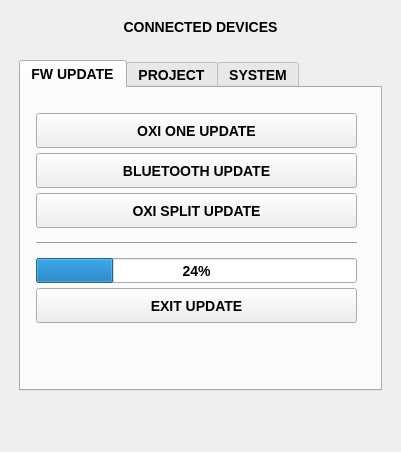
Before: the Qt Designer form apps/oxi_desktop/mainwindow.ui in OXI-Instruments/OXI-Desktop, drawn with Qt 5.
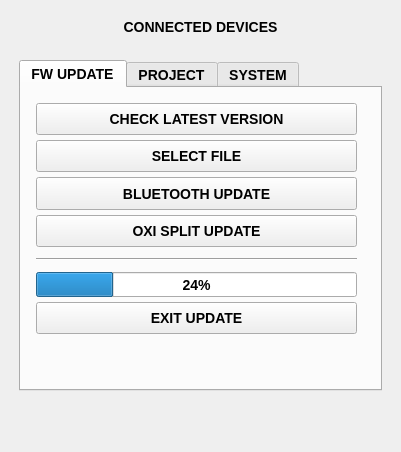
After: the same form once the commit is applied. The open tabs and pages were chosen to show the change. Icons and pictures are not drawn.

Patch:
```diff
--- a/apps/oxi_desktop/mainwindow.ui
+++ b/apps/oxi_desktop/mainwindow.ui
@@ -141,9 +141,9 @@
           <property name="geometry">
            <rect>
             <x>10</x>
-            <y>20</y>
+            <y>10</y>
             <width>331</width>
-            <height>221</height>
+            <height>241</height>
            </rect>
           </property>
           <layout class="QVBoxLayout" name="verticalLayout">
@@ -165,6 +165,31 @@
            <property name="bottomMargin">
             <number>5</number>
            </property>
+           <item>
+            <widget class="QPushButton" name="gotoOXIBootloaderButton_2">
+             <property name="sizePolicy">
+              <sizepolicy hsizetype="Minimum" vsizetype="Maximum">
+               <horstretch>0</horstretch>
+               <verstretch>0</verstretch>
+              </sizepolicy>
+             </property>
+             <property name="minimumSize">
+              <size>
+               <width>0</width>
+               <height>30</height>
+              </size>
+             </property>
+             <property name="maximumSize">
+              <size>
+               <width>16777215</width>
+               <height>35</height>
+              </size>
+             </property>
+             <property name="text">
+              <string>CHECK LATEST VERSION</string>
+             </property>
+            </widget>
+           </item>
            <item>
             <widget class="QPushButton" name="gotoOXIBootloaderButton">
              <property name="sizePolicy">
@@ -173,6 +198,12 @@
                <verstretch>0</verstretch>
               </sizepolicy>
              </property>
+             <property name="minimumSize">
+              <size>
+               <width>0</width>
+               <height>30</height>
+              </size>
+             </property>
              <property name="maximumSize">
               <size>
                <width>16777215</width>
@@ -180,7 +211,7 @@
               </size>
              </property>
              <property name="text">
-              <string>OXI ONE UPDATE</string>
+              <string>SELECT FILE</string>
              </property>
             </widget>
            </item>
@@ -192,6 +223,12 @@
                <verstretch>0</verstretch>
               </sizepolicy>
              </property>
+             <property name="minimumSize">
+              <size>
+               <width>0</width>
+               <height>30</height>
+              </size>
+             </property>
              <property name="maximumSize">
               <size>
                <width>16777215</width>
@@ -211,6 +248,12 @@
                <verstretch>0</verstretch>
               </sizepolicy>
              </property>
+             <property name="minimumSize">
+              <size>
+               <width>0</width>
+               <height>30</height>
+              </size>
+             </property>
              <property name="maximumSize">
               <size>
                <width>16777215</width>
@@ -227,7 +270,7 @@
              <property name="minimumSize">
               <size>
                <width>0</width>
-               <height>20</height>
+               <height>15</height>
               </size>
              </property>
              <property name="orientation">
@@ -255,6 +298,9 @@
                <height>20</height>
               </size>
              </property>
+             <property name="styleSheet">
+              <string notr="true"/>
+             </property>
              <property name="value">
               <number>24</number>
              </property>
```
Left out of the diff: 2 changed lines with no effect on the pictures.
